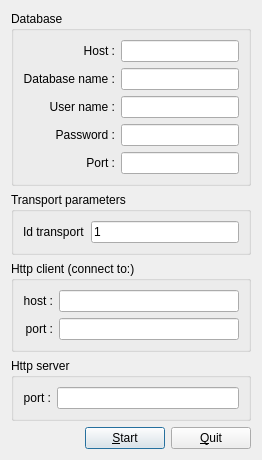
This is ddocclient/app/http_connector/src/transport_settings_form.ui in YuriyRusinov/reper as Qt 5 draws it before an edit. The edited form follows.
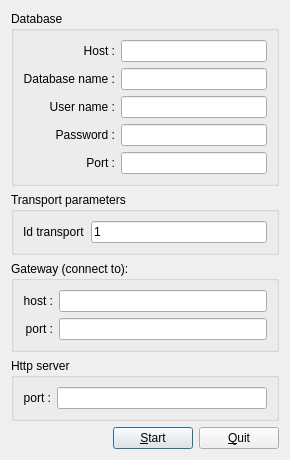
This is the edited form.

```diff
--- a/ddocclient/app/http_connector/src/transport_settings_form.ui
+++ b/ddocclient/app/http_connector/src/transport_settings_form.ui
@@ -6,7 +6,7 @@
    <rect>
     <x>0</x>
     <y>0</y>
-    <width>262</width>
+    <width>290</width>
     <height>433</height>
    </rect>
   </property>
@@ -102,7 +102,7 @@
    <item row="2" column="0" colspan="3">
     <widget class="QGroupBox" name="gbHttp">
      <property name="title">
-      <string>Http client (connect to:)</string>
+      <string>Gateway (connect to):</string>
      </property>
      <layout class="QGridLayout" name="gridLayout_3">
       <item row="0" column="0">
```
Left out of the diff: 2 changed lines with no effect on the pictures.
